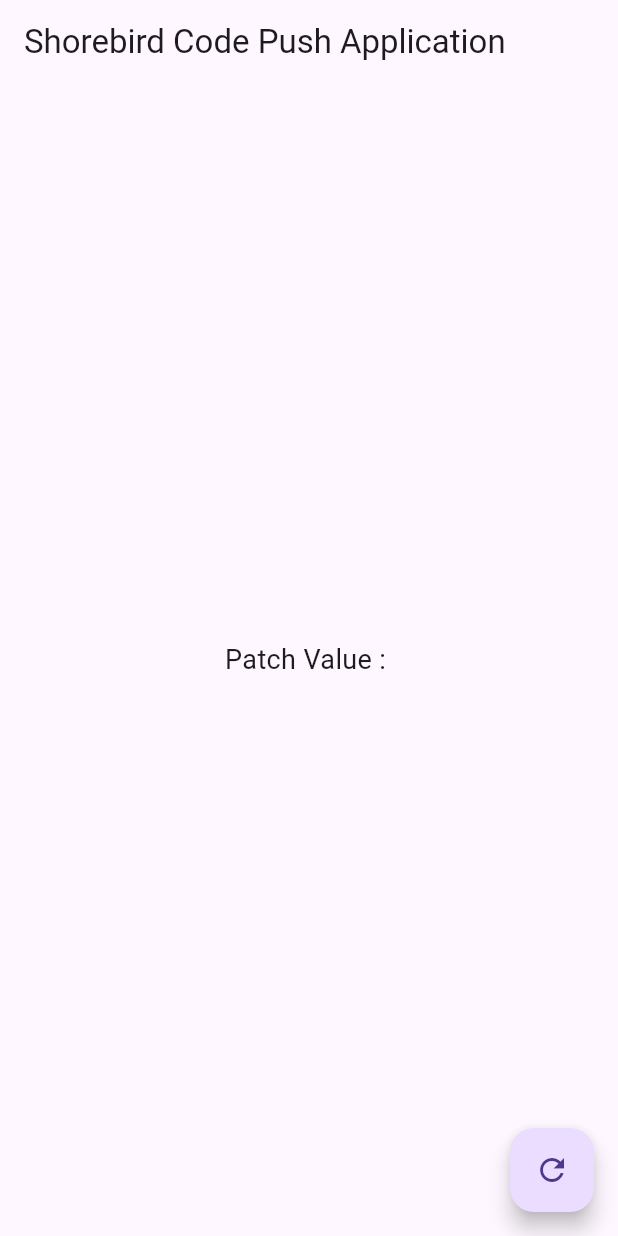
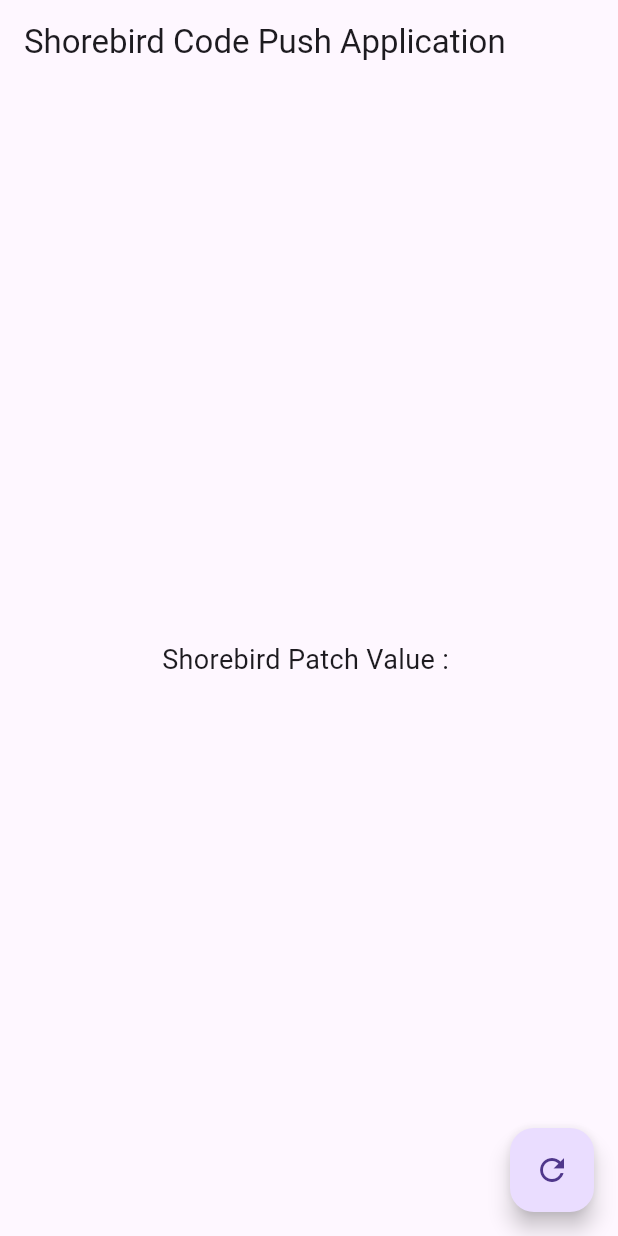
Before and after one commit to PankajJoshi-hp/attendance-app-new, a Flutter app: the screen it shows after launch, on a phone screen of 412 x 824 dp. Run offline on Flutter 3.47's test engine with Material 3 defaults, Android fonts, the phone set to English and light mode, and no system bars; missing offline and left inert: shorebird_code_push.

```diff
--- a/lib/main.dart
+++ b/lib/main.dart
@@ -50,7 +50,7 @@
       appBar: AppBar(title: const Text('Shorebird Code Push Application ')),
       body: Center(
         child: Text(
-          'Patch Value : ${_currentPatch?.number ?? "None"}',
+          'Shorebird Patch Value : ${_currentPatch?.number ?? "None"}',
           style: const TextStyle(fontSize: 18),
         ),
       ),
```
Also changed, not shown: 1 other file.
